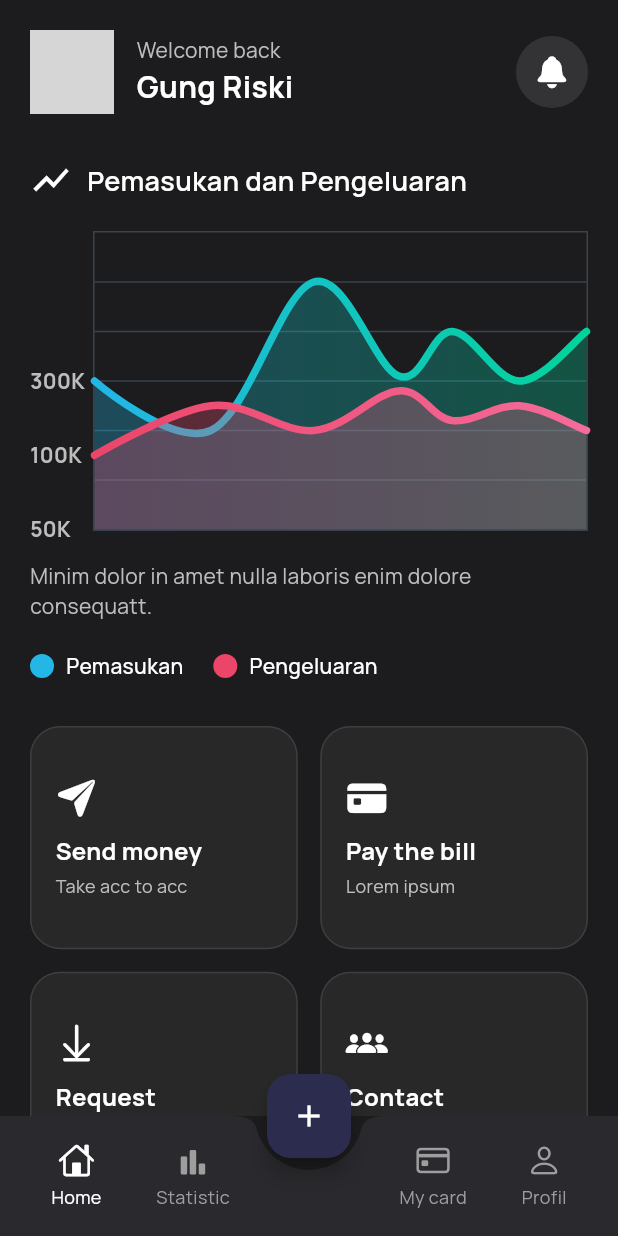
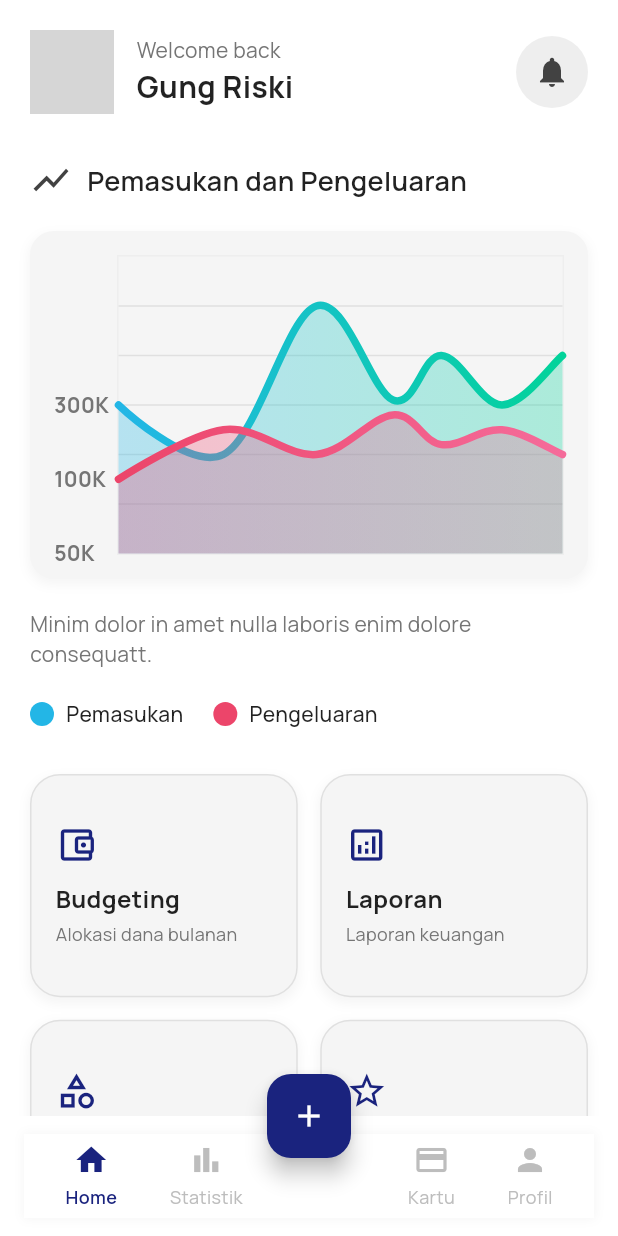
Before and after one commit to riskipradnya/SimpanSini-Personal-Finance, a Flutter app: the HomeScreen screen opened directly, on a phone screen of 412 x 824 dp. Run offline on Flutter 3.47's test engine with Material 3 defaults, Android fonts, the phone set to English and light mode, and no system bars; drawn by our look-alikes of fl_chart; our stand-ins replace font_awesome_flutter, google_fonts; network calls fail; grey boxes are pictures that could not be loaded.

Commit message:
fix home icon dan melakukan perubahan fitur pada 4 card home

```diff
--- a/lib/screens/home_screen.dart
+++ b/lib/screens/home_screen.dart
@@ -1,5 +1,4 @@
 import 'package:fl_chart/fl_chart.dart';
-import 'package:flutter/cupertino.dart';
 import 'package:flutter/material.dart';
 import 'package:google_fonts/google_fonts.dart';
 
@@ -25,9 +24,7 @@ class _HomeScreenState extends State<HomeScreen> {
   @override
   Widget build(BuildContext context) {
     return Scaffold(
-      backgroundColor: const Color(
-        0xFF1C1C1E,
-      ), // Background gelap sesuai desain
+      backgroundColor: Colors.white, // Changed to white background
       body: SafeArea(
         child: SingleChildScrollView(
           child: Padding(
@@ -50,7 +47,9 @@ class _HomeScreenState extends State<HomeScreen> {
       bottomNavigationBar: _buildBottomAppBar(),
       floatingActionButton: FloatingActionButton(
         onPressed: () {},
-        backgroundColor: const Color(0xFF2C2C4E),
+        backgroundColor: const Color(
+          0xFF1A237E,
+        ), // Changed to match app's primary color
         child: const Icon(Icons.add, color: Colors.white),
       ),
       floatingActionButtonLocation: FloatingActionButtonLocation.centerDocked,
@@ -73,12 +72,13 @@ class _HomeScreenState extends State<HomeScreen> {
           children: [
             Text(
               'Welcome back',
-              style: GoogleFonts.manrope(color: Colors.grey[400], fontSize: 14),
+              style: GoogleFonts.manrope(color: Colors.grey[600], fontSize: 14),
             ),
             Text(
               'Gung Riski',
               style: GoogleFonts.manrope(
-                color: Colors.white,
+                color: Colors
+                    .black87, // Changed to dark color for white background
                 fontSize: 20,
                 fontWeight: FontWeight.bold,
               ),
@@ -89,12 +89,12 @@ class _HomeScreenState extends State<HomeScreen> {
         Container(
           padding: const EdgeInsets.all(12),
           decoration: BoxDecoration(
-            color: Colors.white.withOpacity(0.1),
+            color: Colors.grey[200], // Lighter background for white theme
             shape: BoxShape.circle,
           ),
-          child: const Icon(
-            CupertinoIcons.bell_fill,
-            color: Colors.white,
+          child: Icon(
+            Icons.notifications, // DIGANTI: dari CupertinoIcons.bell_fill
+            color: Colors.grey[800], // Darker icon for white background
             size: 24,
           ),
         ),
@@ -109,12 +109,16 @@ class _HomeScreenState extends State<HomeScreen> {
       children: [
         Row(
           children: [
-            const Icon(Icons.show_chart, color: Colors.white, size: 28),
+            Icon(
+              Icons.show_chart,
+              color: Colors.grey[800],
+              size: 28,
+            ), // Darker icon
             const SizedBox(width: 10),
             Text(
               'Pemasukan dan Pengeluaran',
               style: GoogleFonts.manrope(
-                color: Colors.white,
+                color: Colors.black87, // Changed to dark color
                 fontSize: 18,
                 fontWeight: FontWeight.w600,
               ),
@@ -122,10 +126,25 @@ class _HomeScreenState extends State<HomeScreen> {
           ],
         ),
         const SizedBox(height: 20),
-        SizedBox(
+        Container(
+          decoration: BoxDecoration(
+            color: Colors.grey[100],
+            borderRadius: BorderRadius.circular(16),
+            boxShadow: [
+              BoxShadow(
+                color: Colors.grey.withOpacity(0.1),
+                spreadRadius: 1,
+                blurRadius: 5,
+                offset: const Offset(0, 3),
+              ),
+            ],
+          ),
+          padding: const EdgeInsets.all(16),
+          child: SizedBox(
             height: 200,
             child: LineChart(
               mainData(), // Memanggil data chart dari fungsi di bawah
+            ),
           ),
         ),
       ],
@@ -139,7 +158,10 @@ class _HomeScreenState extends State<HomeScreen> {
       children: [
         Text(
           'Minim dolor in amet nulla laboris enim dolore consequatt.',
-          style: GoogleFonts.manrope(color: Colors.grey[400], fontSize: 14),
+          style: GoogleFonts.manrope(
+            color: Colors.grey[600],
+            fontSize: 14,
+          ), // Lighter gray
         ),
         const SizedBox(height: 20),
         Row(
@@ -165,7 +187,7 @@ class _HomeScreenState extends State<HomeScreen> {
         Text(
           text,
           style: GoogleFonts.manrope(
-            color: Colors.white,
+            color: Colors.black87, // Changed to dark color
             fontSize: 14,
             fontWeight: FontWeight.w500,
           ),
@@ -184,22 +206,19 @@ class _HomeScreenState extends State<HomeScreen> {
       mainAxisSpacing: 15,
       childAspectRatio: 1.2,
       children: [
+        // KARTU-KARTU TELAH DIGANTI SESUAI PERMINTAAN
         _actionCard(
-          CupertinoIcons.paperplane_fill,
-          'Send money',
-          'Take acc to acc',
+          Icons.account_balance_wallet_outlined,
+          'Budgeting',
+          'Alokasi dana bulanan',
         ),
+        _actionCard(Icons.analytics_outlined, 'Laporan', 'Laporan keuangan'),
         _actionCard(
-          CupertinoIcons.creditcard_fill,
-          'Pay the bill',
-          'Lorem ipsum',
+          Icons.category_outlined,
+          'Kategori',
+          'Atur kategori transaksi',
         ),
-        _actionCard(
-          CupertinoIcons.arrow_down_to_line_alt,
-          'Request',
-          'Lorem ipsum',
-        ),
-        _actionCard(CupertinoIcons.person_3_fill, 'Contact', 'Lorem ipsum'),
+        _actionCard(Icons.star_outline, 'Wishlist', 'Daftar keinginan'),
       ],
     );
   }
@@ -208,20 +227,32 @@ class _HomeScreenState extends State<HomeScreen> {
     return Container(
       padding: const EdgeInsets.all(16),
       decoration: BoxDecoration(
-        color: Colors.white.withOpacity(0.05),
+        color: Colors.grey[100], // Lighter background
         borderRadius: BorderRadius.circular(20),
-        border: Border.all(color: Colors.white.withOpacity(0.1)),
+        border: Border.all(color: Colors.grey[300]!), // Visible border
+        boxShadow: [
+          BoxShadow(
+            color: Colors.grey.withOpacity(0.1),
+            spreadRadius: 1,
+            blurRadius: 5,
+            offset: const Offset(0, 3),
+          ),
+        ],
       ),
       child: Column(
         mainAxisAlignment: MainAxisAlignment.center,
         crossAxisAlignment: CrossAxisAlignment.start,
         children: [
-          Icon(icon, color: Colors.white, size: 28),
+          Icon(
+            icon,
+            color: const Color(0xFF1A237E),
+            size: 28,
+          ), // Primary app color
           const SizedBox(height: 10),
           Text(
             title,
             style: GoogleFonts.manrope(
-              color: Colors.white,
+              color: Colors.black87, // Dark text
               fontSize: 16,
               fontWeight: FontWeight.bold,
             ),
@@ -229,7 +260,7 @@ class _HomeScreenState extends State<HomeScreen> {
           const SizedBox(height: 4),
           Text(
             subtitle,
-            style: GoogleFonts.manrope(color: Colors.grey[400], fontSize: 12),
+            style: GoogleFonts.manrope(color: Colors.grey[600], fontSize: 12),
           ),
         ],
       ),
@@ -239,25 +270,36 @@ class _HomeScreenState extends State<HomeScreen> {
   // Widget untuk Bottom Navigation Bar Kustom
   Widget _buildBottomAppBar() {
     return BottomAppBar(
-      color: const Color(0xFF2A2A2E),
+      color: Colors.white, // Changed to white
+      elevation: 8,
       shape: const CircularNotchedRectangle(),
       notchMargin: 8.0,
+      child: Container(
+        padding: const EdgeInsets.symmetric(horizontal: 10, vertical: 5),
+        decoration: BoxDecoration(
+          color: Colors.white,
+          boxShadow: [
+            BoxShadow(
+              color: Colors.grey.withOpacity(0.1),
+              blurRadius: 5,
+              spreadRadius: 1,
+            ),
+          ],
+        ),
         child: Row(
           mainAxisAlignment: MainAxisAlignment.spaceAround,
           children: [
             _bottomAppBarItem(
-            icon: CupertinoIcons.home,
+              icon: Icons.home,
               label: 'Home',
               isSelected: true,
             ),
-          _bottomAppBarItem(
-            icon: CupertinoIcons.chart_bar_alt_fill,
-            label: 'Statistic',
+            _bottomAppBarItem(icon: Icons.bar_chart, label: 'Statistik'),
+            const SizedBox(width: 40), // Ruang untuk FAB
+            _bottomAppBarItem(icon: Icons.credit_card, label: 'Kartu'),
+            _bottomAppBarItem(icon: Icons.person, label: 'Profil'),
+          ],
         ),
-          const SizedBox(width: 40), // Ruang untuk FAB
-          _bottomAppBarItem(icon: CupertinoIcons.creditcard, label: 'My card'),
-          _bottomAppBarItem(icon: CupertinoIcons.person, label: 'Profil'),
-        ],
       ),
     );
   }
@@ -268,15 +310,21 @@ class _HomeScreenState extends State<HomeScreen> {
     bool isSelected = false,
   }) {
     return Column(
-      mainAxisSize: MainAxisSize.min,
+      mainAxisSize:
+          MainAxisSize.min, // Membuat Column hanya memakan ruang seperlunya
       children: [
-        Icon(icon, color: isSelected ? Colors.white : Colors.grey),
+        Icon(
+          icon,
+          color: isSelected ? const Color(0xFF1A237E) : Colors.grey[400],
+          size: 24,
+        ),
         const SizedBox(height: 4),
         Text(
           label,
           style: GoogleFonts.manrope(
-            color: isSelected ? Colors.white : Colors.grey,
+            color: isSelected ? const Color(0xFF1A237E) : Colors.grey[400],
             fontSize: 12,
+            fontWeight: isSelected ? FontWeight.w600 : FontWeight.normal,
           ),
         ),
       ],
@@ -294,14 +342,14 @@ class _HomeScreenState extends State<HomeScreen> {
               return LineTooltipItem(
                 'Rata-Rata\n',
                 GoogleFonts.manrope(
-                  color: Colors.white,
+                  color: Colors.grey[800],
                   fontWeight: FontWeight.bold,
                 ),
                 children: [
                   TextSpan(
                     text: '${(barSpot.y * 100).toInt()}K',
                     style: GoogleFonts.manrope(
-                      color: Colors.white,
+                      color: Colors.grey[800],
                       fontWeight: FontWeight.w900,
                     ),
                   ),
@@ -316,10 +364,10 @@ class _HomeScreenState extends State<HomeScreen> {
         show: true,
         drawVerticalLine: true,
         getDrawingHorizontalLine: (value) {
-          return const FlLine(color: Color(0xff37434d), strokeWidth: 1);
+          return FlLine(color: Colors.grey[300]!, strokeWidth: 1);
         },
         getDrawingVerticalLine: (value) {
-          return const FlLine(color: Color(0xff37434d), strokeWidth: 0);
+          return FlLine(color: Colors.grey[300]!, strokeWidth: 0);
         },
       ),
       // Konfigurasi judul (sumbu X dan Y)
@@ -344,7 +392,7 @@ class _HomeScreenState extends State<HomeScreen> {
       // Konfigurasi border
       borderData: FlBorderData(
         show: true,
-        border: Border.all(color: const Color(0xff37434d), width: 1),
+        border: Border.all(color: Colors.grey[200]!, width: 1),
       ),
       minX: 0,
       maxX: 11,
@@ -411,7 +459,7 @@ class _HomeScreenState extends State<HomeScreen> {
     var style = GoogleFonts.manrope(
       fontWeight: FontWeight.bold,
       fontSize: 14,
-      color: Colors.grey[400],
+      color: Colors.grey[600], // Changed to darker color
     );
     String text;
     switch (value.toInt()) {
--- a/pubspec.yaml
+++ b/pubspec.yaml
@@ -19,5 +19,6 @@ dev_dependencies:
   fl_chart: ^0.68.0  # Untuk grafik
   google_fonts: ^6.2.1 # Untuk font yang stylish
 
+
 flutter:
   uses-material-design: true
```
Lines whose indentation alone changed are shown as unchanged.
